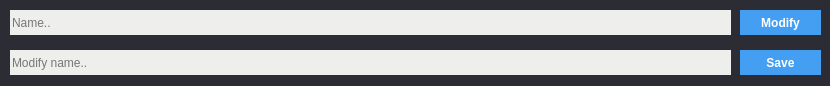
This is Blue/DBWidgets/dbwnamefield.ui in AmiditeX/Blue as Qt 5 draws it before an edit. The edited form follows.
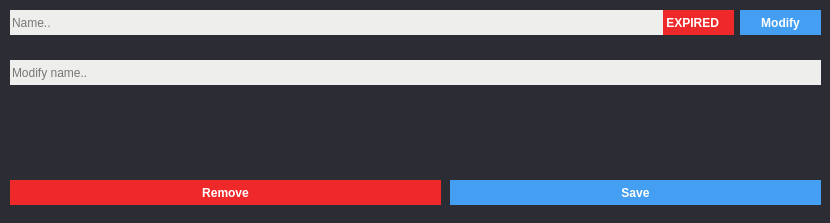
This is the edited form.

Commit message: Adding name support/expiration support

```diff
--- a/Blue/DBWidgets/dbwnamefield.ui
+++ b/Blue/DBWidgets/dbwnamefield.ui
@@ -7,7 +7,7 @@
     <x>0</x>
     <y>0</y>
     <width>830</width>
-    <height>86</height>
+    <height>223</height>
    </rect>
   </property>
   <property name="windowTitle">
@@ -39,6 +39,9 @@
    <property name="echoMode">
     <enum>QLineEdit::Normal</enum>
    </property>
+   <property name="readOnly">
+    <bool>true</bool>
+   </property>
    <property name="placeholderText">
     <string>Name..</string>
    </property>
@@ -79,8 +82,8 @@
    <property name="geometry">
     <rect>
      <x>10</x>
-     <y>50</y>
-     <width>721</width>
+     <y>60</y>
+     <width>811</width>
      <height>25</height>
     </rect>
    </property>
@@ -105,9 +108,9 @@
   <widget class="QPushButton" name="save">
    <property name="geometry">
     <rect>
-     <x>740</x>
-     <y>50</y>
-     <width>81</width>
+     <x>450</x>
+     <y>180</y>
+     <width>371</width>
      <height>25</height>
     </rect>
    </property>
@@ -128,6 +131,60 @@
     <string>Save</string>
    </property>
   </widget>
+  <widget class="QPushButton" name="remove">
+   <property name="geometry">
+    <rect>
+     <x>10</x>
+     <y>180</y>
+     <width>431</width>
+     <height>25</height>
+    </rect>
+   </property>
+   <property name="styleSheet">
+    <string notr="true">QPushButton
+{
+border:0px;
+background-color: rgb(239, 41, 41);
+color: rgb(255, 255, 255);
+font-weight: bold
+}
+
+QPushButton::pressed {
+background-color: rgb(164, 0, 0);
+}</string>
+   </property>
+   <property name="text">
+    <string>Remove</string>
+   </property>
+  </widget>
+  <widget class="QWidget" name="expiration" native="true">
+   <property name="geometry">
+    <rect>
+     <x>0</x>
+     <y>100</y>
+     <width>830</width>
+     <height>46</height>
+    </rect>
+   </property>
+  </widget>
+  <widget class="QLabel" name="expireLabel">
+   <property name="geometry">
+    <rect>
+     <x>663</x>
+     <y>10</y>
+     <width>71</width>
+     <height>25</height>
+    </rect>
+   </property>
+   <property name="styleSheet">
+    <string notr="true">color: rgb(255, 255, 255);
+background-color: rgb(239, 41, 41);
+font-weight: bold</string>
+   </property>
+   <property name="text">
+    <string> EXPIRED</string>
+   </property>
+  </widget>
  </widget>
  <resources/>
  <connections/>
```
Left out of the diff: 2 changed lines with no effect on the pictures. The commit also changes 17 other files.
